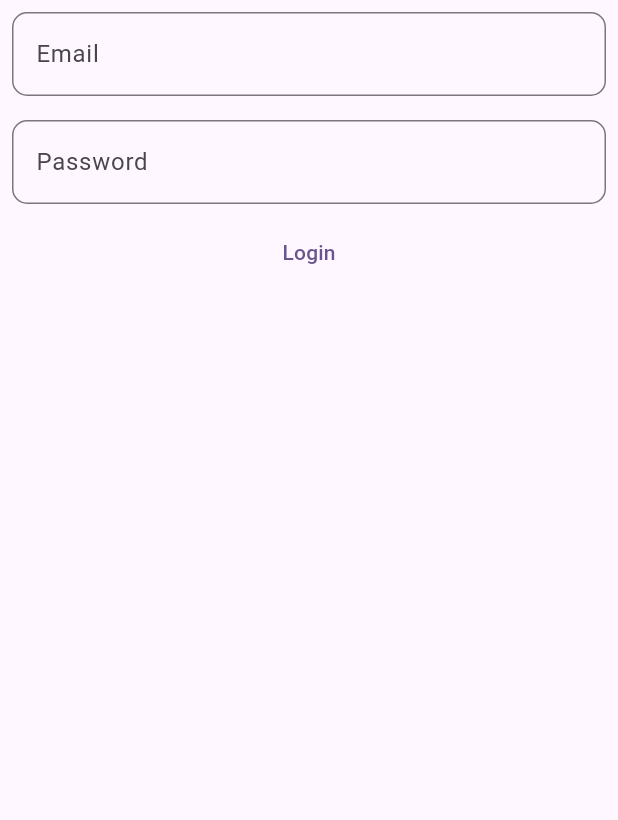
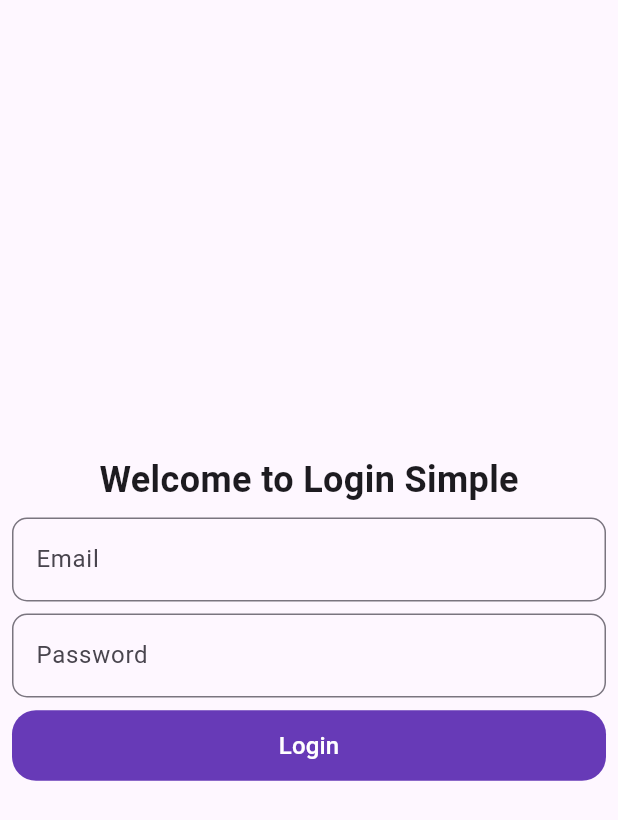
Before and after one commit to sohrabezzati/simple_app, a Flutter app: the screen it shows after launch, on a phone screen of 412 x 824 dp. Shown: the top 820 px of the screen. Run offline on Flutter 3.47's test engine with Material 3 defaults, Android fonts, the phone set to English and light mode, and no system bars; our stand-ins replace flutter_riverpod, go_router.

Commit message:
Enhance login screen UI with padding, welcome message, and improved button styling; add styles utility class for consistent text styling

```diff
--- /dev/null
+++ b/lib/core/constants/styles.dart
@@ -0,0 +1,21 @@
+import 'package:flutter/material.dart';
+
+class Styles {
+  Styles._();
+
+  static final Styles instance = Styles._();
+  factory Styles() => instance;
+
+  TextStyle textHeadLinLarg({Color? color}) =>
+      TextStyle(fontSize: 24, fontWeight: FontWeight.bold, color: color);
+  TextStyle textHeadLinMedium({Color? color}) =>
+      TextStyle(fontSize: 20, fontWeight: FontWeight.bold, color: color);
+  TextStyle textHeadLinSmall({Color? color}) =>
+      TextStyle(fontSize: 16, fontWeight: FontWeight.bold, color: color);
+  TextStyle textBodyMedium({Color? color}) =>
+      TextStyle(fontSize: 16, color: color);
+  TextStyle textBodySmall({Color? color}) =>
+      TextStyle(fontSize: 14, color: color);
+  TextStyle textCaption({Color? color}) =>
+      TextStyle(fontSize: 12, color: color);
+}
--- a/lib/features/auth/presentation/screens/login_screen.dart
+++ b/lib/features/auth/presentation/screens/login_screen.dart
@@ -5,6 +5,7 @@ import 'package:simple_app/core/constants/rout_names.dart';
 import 'package:simple_app/features/auth/data/providers/login_user_repository_provider.dart';
 import 'package:simple_app/features/auth/presentation/widgets/text_editing_widget.dart';
 
+import '../../../../core/constants/styles.dart';
 import '../../data/providers/emial_validator_provider.dart';
 import '../../data/providers/password_validator_provider.dart';
 
@@ -19,8 +20,16 @@ class LoginScreen extends ConsumerWidget {
     return Scaffold(
       body: SafeArea(
         child: Form(
+          child: Padding(
+            padding: const EdgeInsets.all(8.0),
             child: Column(
+              spacing: 8,
+              mainAxisAlignment: MainAxisAlignment.center,
               children: [
+                Text(
+                  'Welcome to Login Simple',
+                  style: Styles.instance.textHeadLinLarg(),
+                ),
                 TextEditingWidget(
                   controller: _emailController,
                   hint: 'Enter your email',
@@ -35,20 +44,45 @@ class LoginScreen extends ConsumerWidget {
                   obscureText: true,
                   errorText: ref.watch(passwordValidatorProvider),
                 ),
-              TextButton(
+                Row(
+                  children: [
+                    Expanded(
+                      child: TextButton(
+                        style: TextButton.styleFrom(
+                          padding: EdgeInsets.symmetric(vertical: 12),
+                          shape: RoundedRectangleBorder(
+                            borderRadius: BorderRadius.circular(16),
+                          ),
+
+                          backgroundColor: Colors.deepPurple,
+                        ),
                         onPressed: () async {
                           final loginResult = await ref
                               .read(loginUserRepositoryProvider)
-                      .login(_emailController.text, _passwordController.text);
+                              .login(
+                                _emailController.text,
+                                _passwordController.text,
+                              );
                           if (loginResult) {
                             context.pushReplacement(RoutNames.instance.home);
                           }
                         },
                         child: loginSate.isLoggingIn
-                    ? const CircularProgressIndicator.adaptive()
-                    : const Text('Login'),
+                            ? const CircularProgressIndicator.adaptive(
+                                backgroundColor: Colors.white,
+                              )
+                            : Text(
+                                'Login',
+                                style: Styles.instance.textBodyMedium(
+                                  color: Colors.white,
+                                ),
+                              ),
+                      ),
                     ),
                   ],
+                ),
+              ],
+            ),
           ),
         ),
       ),
--- a/lib/features/auth/presentation/widgets/text_editing_widget.dart
+++ b/lib/features/auth/presentation/widgets/text_editing_widget.dart
@@ -19,9 +19,7 @@ class TextEditingWidget extends StatelessWidget {
 
   @override
   Widget build(BuildContext context) {
-    return Padding(
-      padding: const EdgeInsets.all(8.0),
-      child: TextFormField(
+    return TextFormField(
       controller: controller,
       decoration: InputDecoration(
         hint: Text(hint),
@@ -33,7 +31,6 @@ class TextEditingWidget extends StatelessWidget {
         ),
       ),
       obscureText: obscureText,
-      ),
     );
   }
 }
```
Lines whose indentation alone changed are shown as unchanged.
